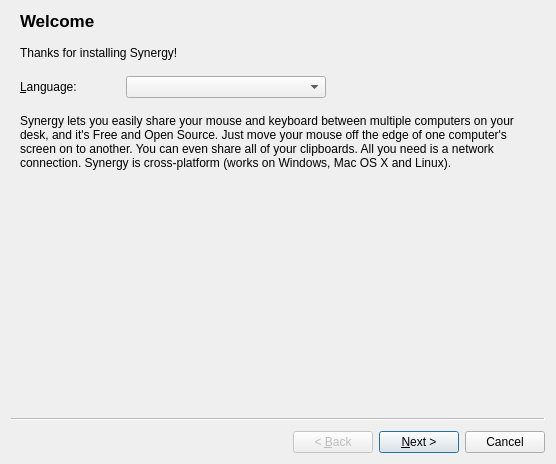
deskflow/deskflow, file src/gui/src/SetupWizardBase.ui: the form before one commit.
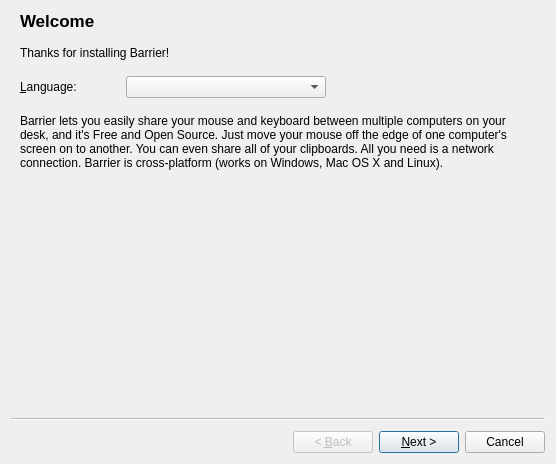
The form after the commit.

Commit message: rebranding symless/synergy to debauchee/barrier

```diff
--- a/src/gui/src/SetupWizardBase.ui
+++ b/src/gui/src/SetupWizardBase.ui
@@ -36,7 +36,7 @@
     <item>
      <widget class="QLabel" name="label_3">
       <property name="text">
-       <string>Thanks for installing Synergy!</string>
+       <string>Thanks for installing Barrier!</string>
       </property>
       <property name="wordWrap">
        <bool>true</bool>
@@ -111,7 +111,7 @@
        <locale language="English" country="UnitedKingdom"/>
       </property>
       <property name="text">
-       <string>Synergy lets you easily share your mouse and keyboard between multiple computers on your desk, and it's Free and Open Source. Just move your mouse off the edge of one computer's screen on to another. You can even share all of your clipboards. All you need is a network connection. Synergy is cross-platform (works on Windows, Mac OS X and Linux).</string>
+       <string>Barrier lets you easily share your mouse and keyboard between multiple computers on your desk, and it's Free and Open Source. Just move your mouse off the edge of one computer's screen on to another. You can even share all of your clipboards. All you need is a network connection. Barrier is cross-platform (works on Windows, Mac OS X and Linux).</string>
       </property>
       <property name="wordWrap">
        <bool>true</bool>
```
Left out of the diff: 2 changed lines with no effect on the pictures. The commit also changes 841 other files.
